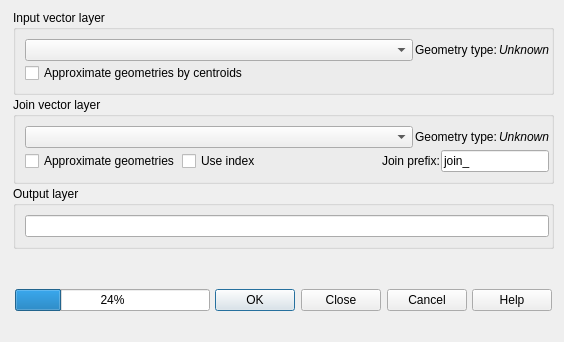
Qt form ui_frmNNJoin.ui (havatv/qgisnnjoinplugin) before a commit.
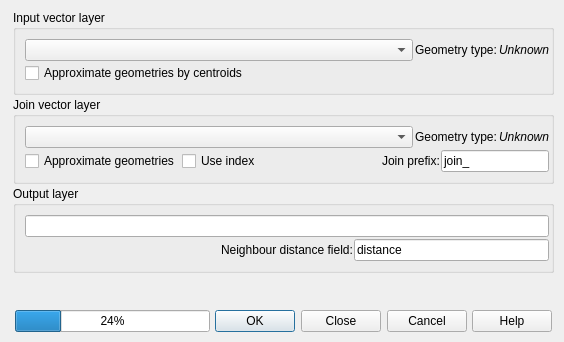
The same form after that commit.

Commit message: Avoid field name collission by allowing the distance attribute name to be specified (#2).  Various user interface updates.

The edit to the form file:
```diff
--- a/ui_frmNNJoin.ui
+++ b/ui_frmNNJoin.ui
@@ -25,7 +25,7 @@
      <x>13</x>
      <y>10</y>
      <width>541</width>
-     <height>301</height>
+     <height>322</height>
     </rect>
    </property>
    <layout class="QVBoxLayout" name="verticalLayout_6">
@@ -250,6 +250,43 @@
          </property>
         </widget>
        </item>
+       <item>
+        <layout class="QHBoxLayout" name="horizontalLayout_6">
+         <property name="spacing">
+          <number>1</number>
+         </property>
+         <item>
+          <spacer name="horizontalSpacer_2">
+           <property name="orientation">
+            <enum>Qt::Horizontal</enum>
+           </property>
+           <property name="sizeHint" stdset="0">
+            <size>
+             <width>40</width>
+             <height>20</height>
+            </size>
+           </property>
+          </spacer>
+         </item>
+         <item>
+          <widget class="QLabel" name="label_3">
+           <property name="text">
+            <string>Neighbour distance field:</string>
+           </property>
+          </widget>
+         </item>
+         <item>
+          <widget class="QLineEdit" name="distancefieldname">
+           <property name="toolTip">
+            <string>The field name used for the distance to the nearest neighbour.&lt;br&gt;Can not be the same as an existing field name.</string>
+           </property>
+           <property name="text">
+            <string>distance</string>
+           </property>
+          </widget>
+         </item>
+        </layout>
+       </item>
       </layout>
      </widget>
     </item>
```
The commit also changes 6 other files.
